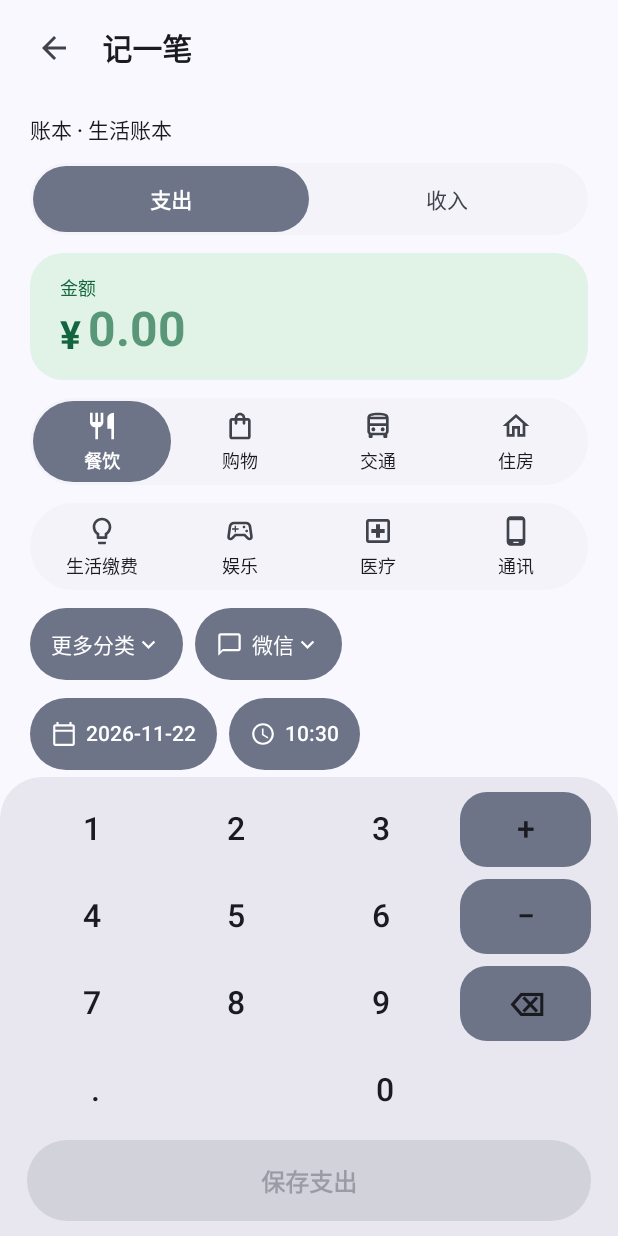
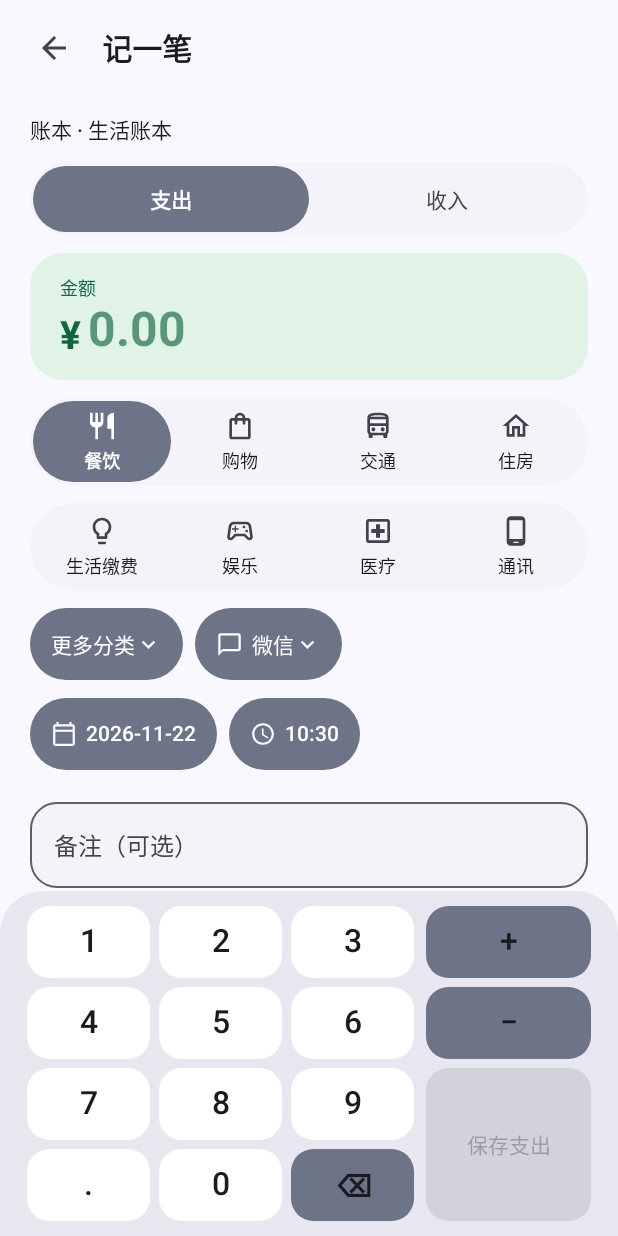
Before and after one commit to a1070503737-dev/QingZhang, an Android app built with Jetpack Compose: a screen of MainActivity opened through its navigation route, on a phone screen of 412 x 824 dp. Run offline under Robolectric (Android 15) with nearby library versions, the phone set to English and light mode, and no system bars; our stand-ins replace Dagger/Hilt's generated code, Room's generated code; libraries missing offline, so code that uses them is left out: androidx.hilt.lifecycle.

Commit message:
Rearrange the daily amount keypad for 1.3.17

```diff
--- a/app/build.gradle.kts
+++ b/app/build.gradle.kts
@@ -24,8 +24,8 @@ android {
         applicationId = "com.zhuangxiu.ledger"
         minSdk = 26
         targetSdk = 37
-        versionCode = 31
-        versionName = "1.3.16"
+        versionCode = 32
+        versionName = "1.3.17"
         buildConfigField("String", "BUNDLED_GITHUB_TOKEN", "\"\"")
     }
 
--- a/app/src/main/java/com/zhuangxiu/ledger/ui/components/AmountKeypad.kt
+++ b/app/src/main/java/com/zhuangxiu/ledger/ui/components/AmountKeypad.kt
@@ -8,6 +8,7 @@ import androidx.compose.foundation.layout.Box
 import androidx.compose.foundation.layout.Column
 import androidx.compose.foundation.layout.Row
 import androidx.compose.foundation.layout.fillMaxWidth
+import androidx.compose.foundation.layout.height
 import androidx.compose.foundation.layout.heightIn
 import androidx.compose.foundation.shape.RoundedCornerShape
 import androidx.compose.material3.MaterialTheme
@@ -22,54 +23,70 @@ import androidx.compose.ui.Alignment
 import androidx.compose.ui.Modifier
 import androidx.compose.ui.draw.drawBehind
 import androidx.compose.ui.geometry.Offset
+import androidx.compose.ui.geometry.Rect
 import androidx.compose.ui.graphics.graphicsLayer
 import androidx.compose.ui.hapticfeedback.HapticFeedbackType
 import androidx.compose.ui.input.pointer.PointerEventPass
 import androidx.compose.ui.input.pointer.pointerInput
+import androidx.compose.ui.layout.boundsInRoot
+import androidx.compose.ui.layout.onGloballyPositioned
+import androidx.compose.ui.layout.positionInRoot
 import androidx.compose.ui.platform.LocalHapticFeedback
 import androidx.compose.ui.platform.LocalViewConfiguration
 import androidx.compose.ui.semantics.Role
 import androidx.compose.ui.semantics.contentDescription
 import androidx.compose.ui.semantics.semantics
 import androidx.compose.ui.text.font.FontWeight
-import androidx.compose.ui.unit.IntSize
 import androidx.compose.ui.unit.dp
 import androidx.compose.ui.unit.sp
 
-private val KEYPAD_ROWS = listOf(
-    listOf("1", "2", "3", "+"),
-    listOf("4", "5", "6", "−"),
-    listOf("7", "8", "9", "⌫"),
+private val DIGIT_ROWS = listOf(
+    listOf("1", "2", "3"),
+    listOf("4", "5", "6"),
+    listOf("7", "8", "9"),
+    listOf(".", "0", "⌫"),
+)
+
+private val CALCULATOR_ROWS = listOf(
+    DIGIT_ROWS[0] + "+",
+    DIGIT_ROWS[1] + "−",
+    DIGIT_ROWS[2] + "⌫",
     listOf(".", "0", "0", "="),
 )
-private val ENTRY_ROWS = KEYPAD_ROWS.dropLast(1) + listOf(listOf(".", "0", "0", "0"))
-
-private fun keyAt(position: Offset, size: IntSize, rows: List<List<String>>): String? {
-    if (size.width <= 0 || size.height <= 0) return null
-    val row = (position.y / size.height * rows.size).toInt().coerceIn(rows.indices)
-    val keys = rows[row]
-    val column = (position.x / size.width * keys.size).toInt().coerceIn(keys.indices)
-    return keys[column]
-}
 
 @Composable
-internal fun AmountKeypad(enabled: Boolean = true, showEquals: Boolean = true, onKey: (String) -> Unit) {
-    val rows = if (showEquals) KEYPAD_ROWS else ENTRY_ROWS
+internal fun AmountKeypad(
+    enabled: Boolean = true,
+    primaryAction: (@Composable (Modifier) -> Unit)? = null,
+    onKey: (String) -> Unit,
+) {
+    val compact = primaryAction != null
     val haptic = LocalHapticFeedback.current
     val viewConfig = LocalViewConfiguration.current
     val enterKey by rememberUpdatedState(onKey)
     val pressTint = MaterialTheme.colorScheme.onSurface.copy(alpha = 0.12f)
+    val keyBounds = remember(compact) { mutableMapOf<String, Rect>() }
+    var keypadOrigin by remember { mutableStateOf(Offset.Zero) }
     var pressedKey by remember { mutableStateOf<String?>(null) }
+    val submitKey = { key: String ->
+        haptic.performHapticFeedback(HapticFeedbackType.TextHandleMove)
+        enterKey(key)
+    }
 
-    Column(
-        modifier = Modifier
+    fun keyAt(position: Offset): String? {
+        val rootPosition = keypadOrigin + position
+        return keyBounds.entries.firstOrNull { it.value.contains(rootPosition) }?.key
+    }
+
+    val keypadModifier = Modifier
         .fillMaxWidth()
-            .pointerInput(enabled, showEquals) {
+        .onGloballyPositioned { keypadOrigin = it.positionInRoot() }
+        .pointerInput(enabled, compact) {
             if (!enabled) return@pointerInput
             awaitEachGesture {
                 val down = awaitFirstDown(requireUnconsumed = false, pass = PointerEventPass.Initial)
                 val start = down.position
-                    pressedKey = keyAt(start, size, rows)
+                pressedKey = keyAt(start) ?: return@awaitEachGesture
                 var sliding = false
                 try {
                     while (true) {
@@ -77,11 +94,8 @@ internal fun AmountKeypad(enabled: Boolean = true, showEquals: Boolean = true, o
                         val pointer = event.changes.firstOrNull { it.id == down.id } ?: break
                         if (!pointer.pressed) {
                             if (sliding) {
-                                    pressedKey?.let { selected ->
                                 pointer.consume()
-                                        haptic.performHapticFeedback(HapticFeedbackType.TextHandleMove)
-                                        enterKey(selected)
-                                    }
+                                keyAt(pointer.position)?.let(submitKey)
                             }
                             break
                         }
@@ -89,7 +103,7 @@ internal fun AmountKeypad(enabled: Boolean = true, showEquals: Boolean = true, o
                             sliding = true
                         }
                         if (sliding) {
-                                pressedKey = keyAt(pointer.position, size, rows)
+                            pressedKey = keyAt(pointer.position)
                             pointer.consume()
                         }
                     }
@@ -97,12 +111,9 @@ internal fun AmountKeypad(enabled: Boolean = true, showEquals: Boolean = true, o
                     pressedKey = null
                 }
             }
-            },
-        verticalArrangement = Arrangement.spacedBy(8.dp),
-    ) {
-        rows.forEach { keys ->
-            Row(horizontalArrangement = Arrangement.spacedBy(9.dp)) {
-                keys.distinct().forEach { key ->
+        }
+
+    val keyButton: @Composable (String, Modifier) -> Unit = { key, modifier ->
         val description = when (key) {
             "+" -> "加"
             "−" -> "减"
@@ -110,27 +121,24 @@ internal fun AmountKeypad(enabled: Boolean = true, showEquals: Boolean = true, o
             "⌫" -> "退格"
             else -> "数字键$key"
         }
-                    val variant = if (key == "+" || key == "−" || key == "=" || key == "⌫") {
-                        SurfaceTone.Accent(MaterialTheme.colorScheme.secondaryContainer)
-                    } else {
-                        SurfaceTone.Raised
+        val colors = MaterialTheme.colorScheme
+        val tone = when {
+            key == "+" || key == "−" || key == "=" || key == "⌫" -> SurfaceTone.Accent(colors.secondaryContainer)
+            compact -> SurfaceTone.Accent(colors.surfaceContainerLowest)
+            else -> SurfaceTone.Raised
         }
         Box(
-                        modifier = Modifier
-                            .weight(keys.count { it == key }.toFloat())
-                            .heightIn(min = 50.dp)
+            modifier = modifier
+                .onGloballyPositioned { keyBounds[key] = it.boundsInRoot() }
                 .graphicsLayer { alpha = if (enabled) 1f else 0.45f }
-                            .ledgerContainer(RoundedCornerShape(18.dp), variant)
+                .ledgerContainer(RoundedCornerShape(if (compact) 15.dp else 18.dp), tone)
                 .drawBehind { if (enabled && pressedKey == key) drawRect(pressTint) }
                 .clickable(
                     interactionSource = null,
                     indication = null,
                     enabled = enabled,
                     role = Role.Button,
-                                onClick = {
-                                    haptic.performHapticFeedback(HapticFeedbackType.TextHandleMove)
-                                    enterKey(key)
-                                },
+                    onClick = { submitKey(key) },
                 ),
             contentAlignment = Alignment.Center,
         ) {
@@ -138,12 +146,38 @@ internal fun AmountKeypad(enabled: Boolean = true, showEquals: Boolean = true, o
                 text = key,
                 fontSize = 21.sp,
                 fontWeight = FontWeight.SemiBold,
-                            color = MaterialTheme.colorScheme.onSurface,
+                color = colors.onSurface,
                 modifier = Modifier.semantics { contentDescription = description },
             )
         }
     }
+
+    if (primaryAction == null) {
+        Column(keypadModifier, verticalArrangement = Arrangement.spacedBy(8.dp)) {
+            CALCULATOR_ROWS.forEach { row ->
+                Row(horizontalArrangement = Arrangement.spacedBy(9.dp)) {
+                    row.distinct().forEach { key ->
+                        keyButton(key, Modifier.weight(if (key == "0") 2f else 1f).heightIn(min = 50.dp))
                     }
                 }
             }
         }
+    } else {
+        val keyHeight = 48.dp
+        val rowGap = 6.dp
+        Row(keypadModifier, horizontalArrangement = Arrangement.spacedBy(8.dp)) {
+            Column(Modifier.weight(3f), verticalArrangement = Arrangement.spacedBy(rowGap)) {
+                DIGIT_ROWS.forEach { row ->
+                    Row(horizontalArrangement = Arrangement.spacedBy(rowGap)) {
+                        row.forEach { key -> keyButton(key, Modifier.weight(1f).height(keyHeight)) }
+                    }
+                }
+            }
+            Column(Modifier.weight(1.28f), verticalArrangement = Arrangement.spacedBy(rowGap)) {
+                keyButton("+", Modifier.fillMaxWidth().height(keyHeight))
+                keyButton("−", Modifier.fillMaxWidth().height(keyHeight))
+                primaryAction(Modifier.fillMaxWidth().height(keyHeight * 2 + rowGap))
+            }
+        }
+    }
+}
--- a/app/src/main/java/com/zhuangxiu/ledger/ui/daily/DailyEditScreen.kt
+++ b/app/src/main/java/com/zhuangxiu/ledger/ui/daily/DailyEditScreen.kt
@@ -20,6 +20,7 @@ import androidx.compose.foundation.layout.padding
 import androidx.compose.foundation.layout.size
 import androidx.compose.foundation.layout.width
 import androidx.compose.foundation.rememberScrollState
+import androidx.compose.foundation.shape.CircleShape
 import androidx.compose.foundation.shape.RoundedCornerShape
 import androidx.compose.foundation.text.KeyboardActions
 import androidx.compose.foundation.text.KeyboardOptions
@@ -54,6 +55,7 @@ import androidx.compose.ui.semantics.Role
 import androidx.compose.ui.semantics.contentDescription
 import androidx.compose.ui.semantics.semantics
 import androidx.compose.ui.text.font.FontWeight
+import androidx.compose.ui.text.style.TextAlign
 import androidx.compose.ui.text.style.TextOverflow
 import androidx.compose.ui.text.input.ImeAction
 import androidx.compose.ui.unit.dp
@@ -142,17 +144,13 @@ fun DailyEditContent(
                         .padding(horizontal = 18.dp, vertical = 10.dp),
                     verticalArrangement = Arrangement.spacedBy(8.dp),
                 ) {
-                    if (!noteFocused) {
-                        AmountKeypad(enabled = !state.busy, showEquals = false) { key ->
-                            onChange { old -> old.copy(amount = applyAmountKey(old.amount, key)) }
-                        }
-                    }
                     state.error?.let { Text(it, color = MaterialTheme.colorScheme.error, style = MaterialTheme.typography.bodySmall) }
                     val actionEnabled = if (calculationPending) {
                         applyAmountKey(state.amount, "=") != state.amount
                     } else {
                         state.valid
                     }
+                    val primaryAction: @Composable (Modifier) -> Unit = { buttonModifier ->
                         LedgerButton(
                             onClick = {
                                 if (calculationPending) {
@@ -161,10 +159,12 @@ fun DailyEditContent(
                                     onSave()
                                 }
                             },
-                        modifier = Modifier
-                            .fillMaxWidth()
-                            .semantics { contentDescription = if (calculationPending) "等于" else "保存日常账目" },
+                            modifier = buttonModifier.semantics {
+                                contentDescription = if (calculationPending) "等于" else "保存日常账目"
+                            },
                             minHeight = 54.dp,
+                            shape = if (noteFocused) CircleShape else RoundedCornerShape(15.dp),
+                            contentPadding = PaddingValues(horizontal = if (noteFocused) 20.dp else 4.dp, vertical = 8.dp),
                             enabled = actionEnabled && !state.busy,
                         ) {
                             Text(
@@ -173,8 +173,22 @@ fun DailyEditContent(
                                     calculationPending -> "="
                                     else -> "保存${state.kind.label}"
                                 },
-                            style = MaterialTheme.typography.titleMedium,
+                                style = when {
+                                    calculationPending -> MaterialTheme.typography.headlineSmall
+                                    noteFocused -> MaterialTheme.typography.titleMedium
+                                    else -> MaterialTheme.typography.labelLarge
+                                },
+                                textAlign = TextAlign.Center,
+                                maxLines = 2,
                             )
+                        }
+                    }
+                    if (noteFocused) {
+                        primaryAction(Modifier.fillMaxWidth())
+                    } else {
+                        AmountKeypad(enabled = !state.busy, primaryAction = primaryAction) { key ->
+                            onChange { old -> old.copy(amount = applyAmountKey(old.amount, key)) }
+                        }
                     }
                 }
             }
```
Also changed, not shown: 1 other file. Lines whose indentation alone changed are shown as unchanged.
